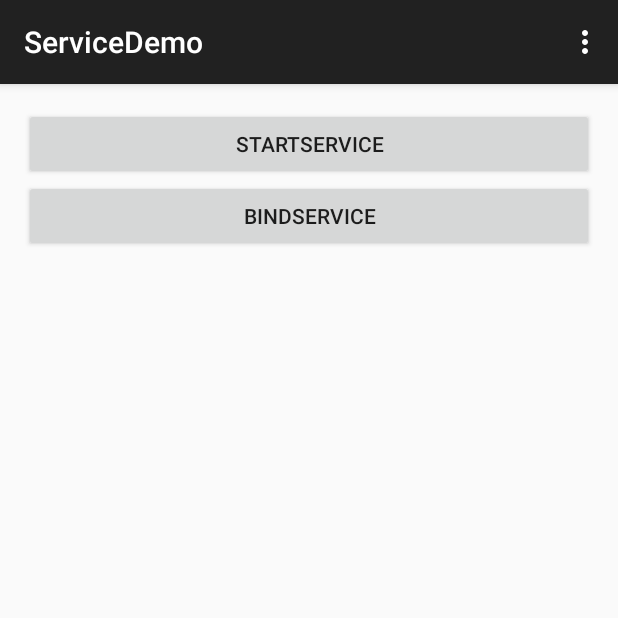
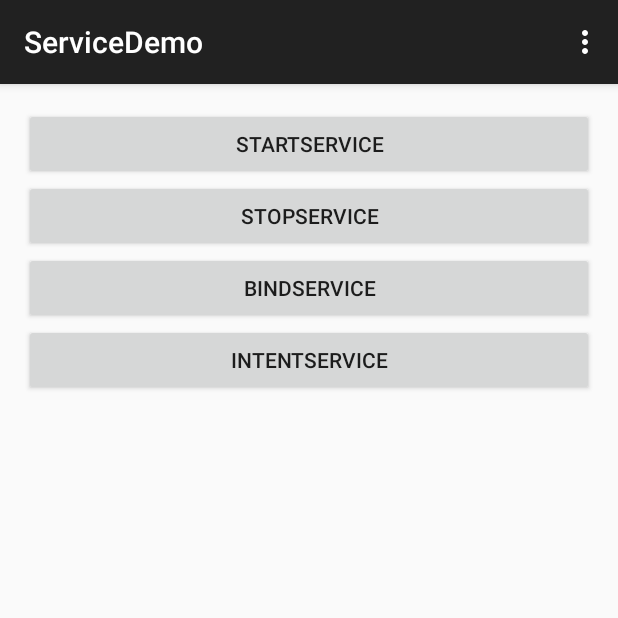
Before and after one commit to leerduo/ServiceDemo, an Android app: the screen it shows after launch (MainActivity), on a phone screen of 412 x 824 dp, the top half of it. Run offline under Robolectric (Android 15) with nearby library versions, the phone set to English and light mode, and no system bars.

Commit message:
add IntentService

```diff
--- a/app/src/main/AndroidManifest.xml
+++ b/app/src/main/AndroidManifest.xml
@@ -27,6 +27,10 @@
             android:enabled="true"
             android:exported="true" >
         </service>
+        <service
+            android:name=".MyIntentService"
+            android:exported="false" >
+        </service>
     </application>
 
 </manifest>
--- a/app/src/main/java/me/chenfuduo/servicedemo/MainActivity.java
+++ b/app/src/main/java/me/chenfuduo/servicedemo/MainActivity.java
@@ -9,7 +9,7 @@ import android.view.View;
 import android.widget.Button;
 
 public class MainActivity extends AppCompatActivity {
-
+    Intent intent;
     @Override
     protected void onCreate(Bundle savedInstanceState) {
         super.onCreate(savedInstanceState);
@@ -18,10 +18,28 @@ public class MainActivity extends AppCompatActivity {
         btnStartServcice.setOnClickListener(new View.OnClickListener() {
             @Override
             public void onClick(View v) {
-                Intent intent = new Intent(MainActivity.this,MyStartService.class);
+                intent = new Intent(MainActivity.this,MyStartService.class);
                 startService(intent);
             }
         });
+
+        Button btnStopService = (Button) findViewById(R.id.stopService);
+        btnStopService.setOnClickListener(new View.OnClickListener() {
+            @Override
+            public void onClick(View v) {
+                stopService(intent);
+            }
+        });
+
+        Button btnIntentService = (Button) findViewById(R.id.intentServcice);
+        btnIntentService.setOnClickListener(new View.OnClickListener() {
+            @Override
+            public void onClick(View v) {
+                intent = new Intent(MainActivity.this,MyIntentService.class);
+                startService(intent);
+            }
+        });
+
     }
 
     @Override
--- a/app/src/main/java/me/chenfuduo/servicedemo/MyStartService.java
+++ b/app/src/main/java/me/chenfuduo/servicedemo/MyStartService.java
@@ -27,6 +27,8 @@ public class MyStartService extends Service {
         Log.e(TAG,"onCreate");
     }
 
+
+
     @Override
     public int onStartCommand(Intent intent, int flags, int startId) {
         Log.e(TAG,"onStartCommand");
--- a/app/src/main/res/layout/activity_main.xml
+++ b/app/src/main/res/layout/activity_main.xml
@@ -18,8 +18,22 @@
     <Button
         android:layout_width="match_parent"
         android:layout_height="wrap_content"
+        android:id="@+id/stopService"
+        android:text="stopService"
+        />
+    <Button
+        android:layout_width="match_parent"
+        android:layout_height="wrap_content"
         android:id="@+id/bindService"
         android:text="bindService"
         />
 
+    <Button
+        android:id="@+id/intentServcice"
+        android:layout_width="match_parent"
+        android:layout_height="wrap_content"
+        android:text="IntentService"
+        />
+
+
 </LinearLayout>
```
Also changed, not shown: app/src/main/java/me/chenfuduo/servicedemo/MyIntentService.java (added, +151 -0 lines).
